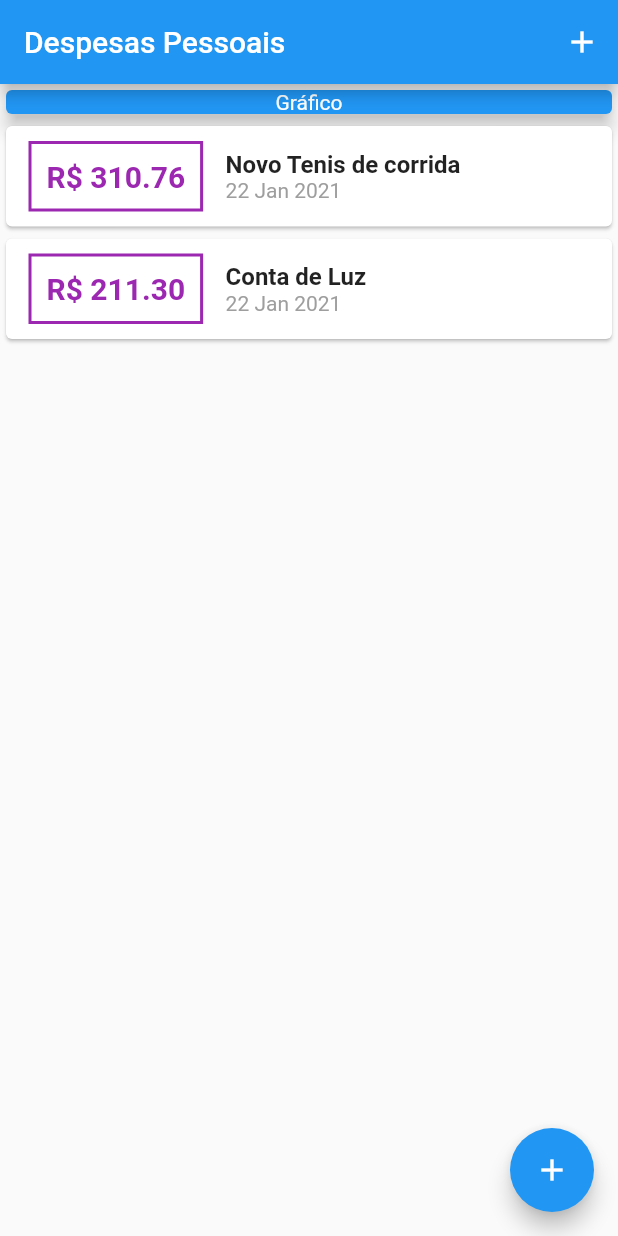
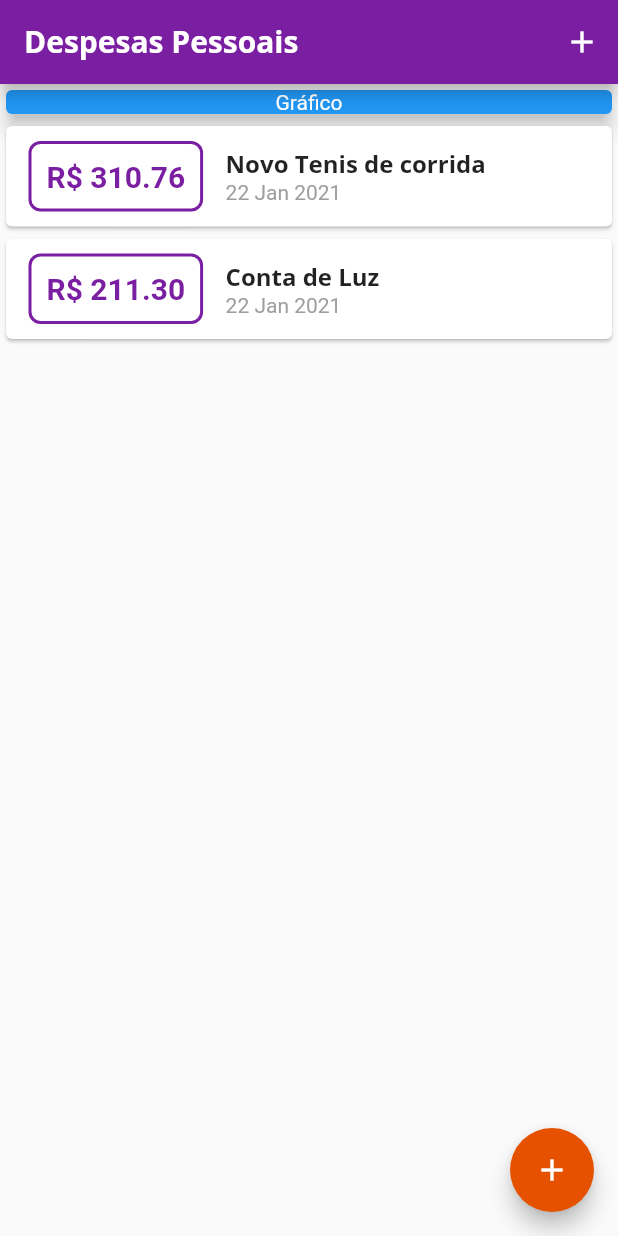
Before and after one commit to PBayma/money_control, a Flutter app: the screen it shows after launch, on a phone screen of 412 x 824 dp. Run offline on Flutter 3.47's test engine with Material 2 defaults, Android fonts, the phone set to English and light mode, and no system bars.

Commit message:
Fixing Form modal and setting themes

```diff
--- a/lib/components/transaction_list.dart
+++ b/lib/components/transaction_list.dart
@@ -23,16 +23,17 @@ class TransactionList extends StatelessWidget {
                     margin: EdgeInsets.symmetric(horizontal: 15, vertical: 10),
                     decoration: BoxDecoration(
                       border: Border.all(
-                        color: Colors.purple,
+                        color: Theme.of(context).primaryColor,
                         width: 2,
                       ),
+                      borderRadius: BorderRadius.circular(8),
                     ),
                     child: Text(
                       'R\$ ${transaction.value.toStringAsFixed(2)}',
                       style: TextStyle(
                           fontWeight: FontWeight.bold,
                           fontSize: 20,
-                          color: Colors.purple),
+                          color: Theme.of(context).primaryColor),
                     ),
                     padding: EdgeInsets.all(10),
                   ),
@@ -41,10 +42,7 @@ class TransactionList extends StatelessWidget {
                     children: [
                       Text(
                         transaction.title,
-                        style: TextStyle(
-                          fontSize: 16,
-                          fontWeight: FontWeight.bold,
-                        ),
+                        style: Theme.of(context).textTheme.headline6,
                       ),
                       Text(
                         DateFormat('d MMM y').format(transaction.date),
--- a/lib/main.dart
+++ b/lib/main.dart
@@ -15,6 +15,26 @@ class MoneyControlApp extends StatelessWidget {
   Widget build(BuildContext context) {
     return MaterialApp(
       home: MyHomePage(),
+      theme: ThemeData(
+          primaryColor: Colors.purple[700],
+          accentColor: Colors.orange[900],
+          fontFamily: 'Quicksand',
+          textTheme: ThemeData.light().textTheme.copyWith(
+                headline6: TextStyle(
+                  fontFamily: 'OpenSans',
+                  fontSize: 16,
+                  fontWeight: FontWeight.w700,
+                ),
+              ),
+          appBarTheme: AppBarTheme(
+            textTheme: ThemeData.light().textTheme.copyWith(
+                  headline6: TextStyle(
+                    fontFamily: 'OpenSans',
+                    fontSize: 20,
+                    fontWeight: FontWeight.w700,
+                  ),
+                ),
+          )),
     );
   }
 }
@@ -51,6 +71,8 @@ class _MyHomePageState extends State<MyHomePage> {
     setState(() {
       _transactions.add(newTransaction);
     });
+
+    Navigator.of(context).pop();
   }
 
   _openTransactionFormModal(BuildContext context) {
```
Also changed, not shown: pubspec.yaml (+11 -6 lines), assets/fonts/OpenSans-Bold.ttf (added), assets/fonts/OpenSans-Regular.ttf (added), assets/fonts/Quicksand-Bold.ttf (added), assets/fonts/Quicksand-Light.ttf (added), assets/fonts/Quicksand-Medium.ttf (added), assets/fonts/Quicksand-Regular.ttf (added).
